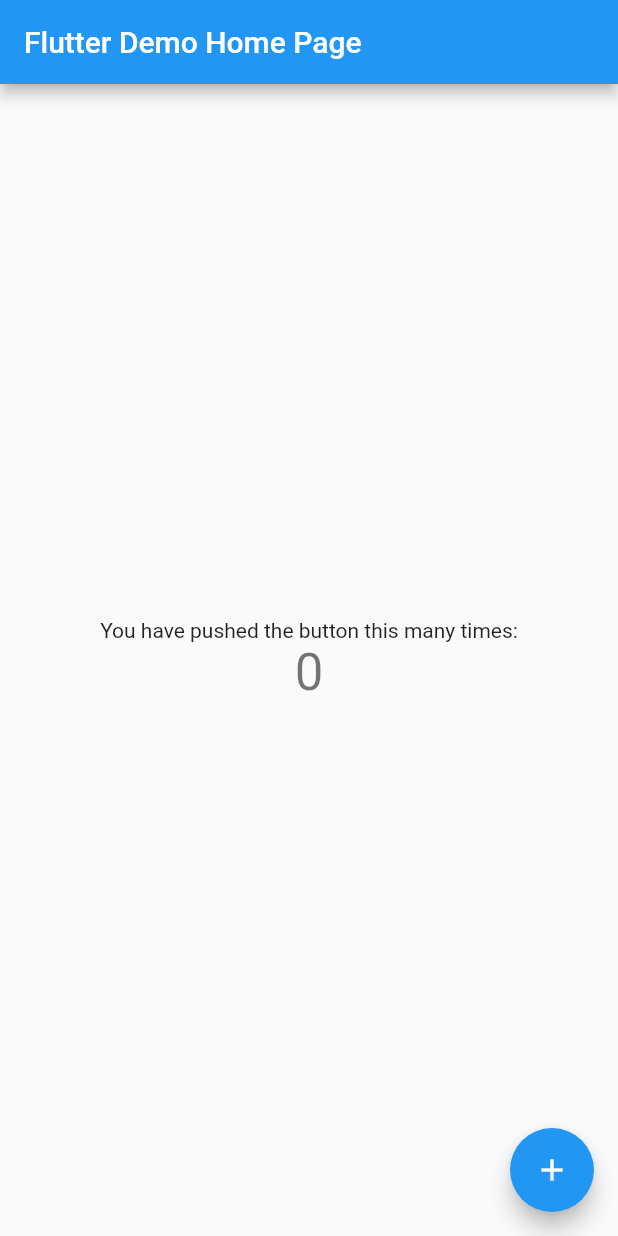
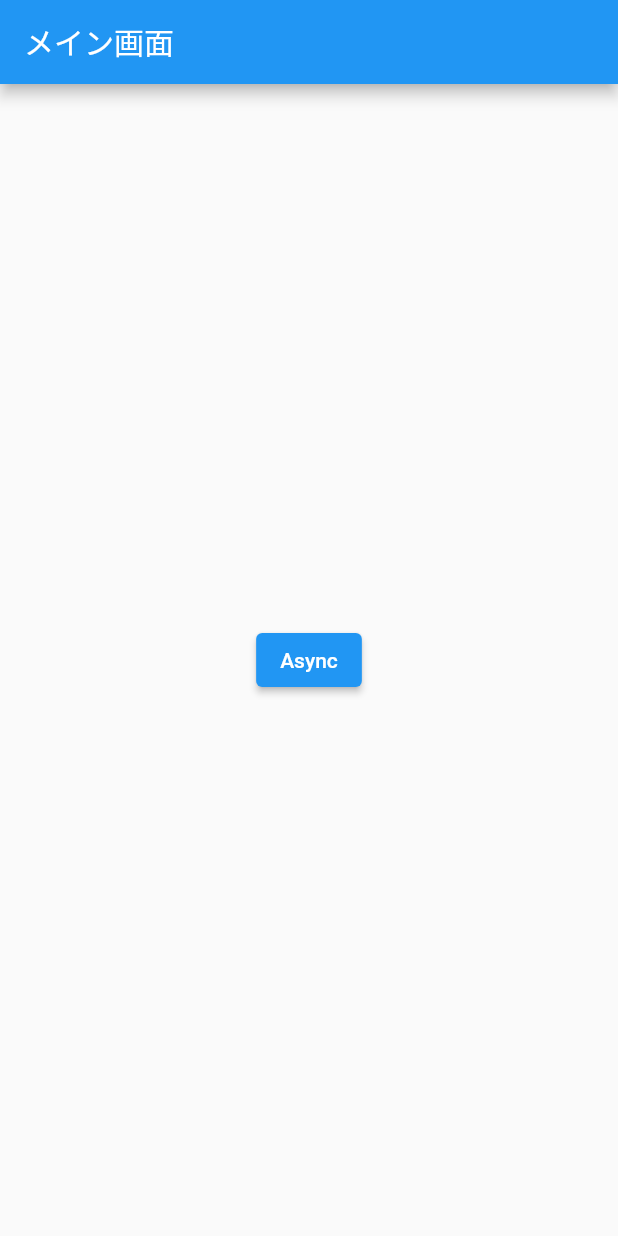
Before and after one commit to tai0116/flutter_turorial, a Flutter app: the screen it shows after launch, on a phone screen of 412 x 824 dp. Run offline on Flutter 3.47's test engine with Material 2 defaults, Android fonts, the phone set to English and light mode, and no system bars; our stand-ins replace shared_preferences.

Commit message:
turotial4

```diff
--- a/lib/main.dart
+++ b/lib/main.dart
@@ -1,115 +1,23 @@
 import 'package:flutter/material.dart';
 
+import 'main_page.dart';
+
 void main() {
-  runApp(const MyApp());
+  runApp(
+   const MyApp(),
+  );
 }
 
 class MyApp extends StatelessWidget {
   const MyApp({Key? key}) : super(key: key);
 
-  // This widget is the root of your application.
   @override
   Widget build(BuildContext context) {
     return MaterialApp(
-      title: 'Flutter Demo',
       theme: ThemeData(
-        // This is the theme of your application.
-        //
-        // Try running your application with "flutter run". You'll see the
-        // application has a blue toolbar. Then, without quitting the app, try
-        // changing the primarySwatch below to Colors.green and then invoke
-        // "hot reload" (press "r" in the console where you ran "flutter run",
-        // or simply save your changes to "hot reload" in a Flutter IDE).
-        // Notice that the counter didn't reset back to zero; the application
-        // is not restarted.
         primarySwatch: Colors.blue,
       ),
-      home: const MyHomePage(title: 'Flutter Demo Home Page'),
+      home: const MainPage(),
     );
   }
 }
-
-class MyHomePage extends StatefulWidget {
-  const MyHomePage({Key? key, required this.title}) : super(key: key);
-
-  // This widget is the home page of your application. It is stateful, meaning
-  // that it has a State object (defined below) that contains fields that affect
-  // how it looks.
-
-  // This class is the configuration for the state. It holds the values (in this
-  // case the title) provided by the parent (in this case the App widget) and
-  // used by the build method of the State. Fields in a Widget subclass are
-  // always marked "final".
-
-  final String title;
-
-  @override
-  State<MyHomePage> createState() => _MyHomePageState();
-}
-
-class _MyHomePageState extends State<MyHomePage> {
-  int _counter = 0;
-
-  void _incrementCounter() {
-    setState(() {
-      // This call to setState tells the Flutter framework that something has
-      // changed in this State, which causes it to rerun the build method below
-      // so that the display can reflect the updated values. If we changed
-      // _counter without calling setState(), then the build method would not be
-      // called again, and so nothing would appear to happen.
-      _counter++;
-    });
-  }
-
-  @override
-  Widget build(BuildContext context) {
-    // This method is rerun every time setState is called, for instance as done
-    // by the _incrementCounter method above.
-    //
-    // The Flutter framework has been optimized to make rerunning build methods
-    // fast, so that you can just rebuild anything that needs updating rather
-    // than having to individually change instances of widgets.
-    return Scaffold(
-      appBar: AppBar(
-        // Here we take the value from the MyHomePage object that was created by
-        // the App.build method, and use it to set our appbar title.
-        title: Text(widget.title),
-      ),
-      body: Center(
-        // Center is a layout widget. It takes a single child and positions it
-        // in the middle of the parent.
-        child: Column(
-          // Column is also a layout widget. It takes a list of children and
-          // arranges them vertically. By default, it sizes itself to fit its
-          // children horizontally, and tries to be as tall as its parent.
-          //
-          // Invoke "debug painting" (press "p" in the console, choose the
-          // "Toggle Debug Paint" action from the Flutter Inspector in Android
-          // Studio, or the "Toggle Debug Paint" command in Visual Studio Code)
-          // to see the wireframe for each widget.
-          //
-          // Column has various properties to control how it sizes itself and
-          // how it positions its children. Here we use mainAxisAlignment to
-          // center the children vertically; the main axis here is the vertical
-          // axis because Columns are vertical (the cross axis would be
-          // horizontal).
-          mainAxisAlignment: MainAxisAlignment.center,
-          children: <Widget>[
-            const Text(
-              'You have pushed the button this many times:',
-            ),
-            Text(
-              '$_counter',
-              style: Theme.of(context).textTheme.headline4,
-            ),
-          ],
-        ),
-      ),
-      floatingActionButton: FloatingActionButton(
-        onPressed: _incrementCounter,
-        tooltip: 'Increment',
-        child: const Icon(Icons.add),
-      ), // This trailing comma makes auto-formatting nicer for build methods.
-    );
-  }
-}
--- /dev/null
+++ b/lib/main_page.dart
@@ -0,0 +1,39 @@
+import 'package:flutter/material.dart';
+import 'package:flutter_turorial/async_page.dart';
+
+class MainPage extends StatelessWidget {
+  const MainPage({super.key});
+
+  @override
+  Widget build(BuildContext context) {
+    return Scaffold(
+      appBar: AppBar(
+        title: const Text('メイン画面'),
+      ),
+      body: Center(
+        child: Column(
+          mainAxisAlignment: MainAxisAlignment.center,
+          children: const [
+            _AsyncButton(),
+          ],
+        ),
+      ),
+    );
+  }
+}
+
+class _AsyncButton extends StatelessWidget {
+  const _AsyncButton();
+
+  @override
+  Widget build(BuildContext context) {
+    return ElevatedButton(
+      onPressed: () {
+        Navigator.of(context).push(
+          AsyncPage.route(),
+        );
+      },
+      child: const Text('Async'),
+    );
+  }
+}
--- a/pubspec.yaml
+++ b/pubspec.yaml
@@ -29,6 +29,7 @@ environment:
 dependencies:
   flutter:
     sdk: flutter
+  shared_preferences: ^2.0.12
 
 
   # The following adds the Cupertino Icons font to your application.
```
Also changed, not shown: lib/async_page.dart (added, +156 -0 lines), pubspec.lock, 4 other files.
